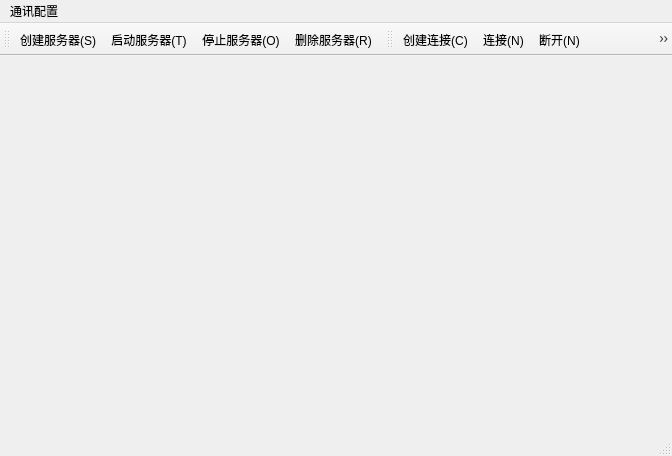
eveningwyn/Ethernet_SerialPort, file tcpipwindow.ui: the form before one commit.
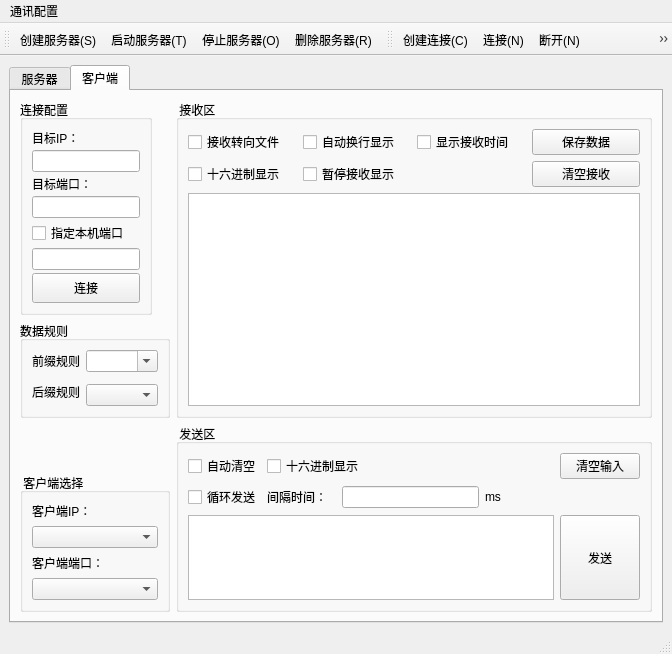
The form after the commit. Icons and pictures are not drawn.

What changed in the file:
```diff
--- a/tcpipwindow.ui
+++ b/tcpipwindow.ui
@@ -7,13 +7,304 @@
     <x>0</x>
     <y>0</y>
     <width>672</width>
-    <height>456</height>
+    <height>586</height>
    </rect>
   </property>
   <property name="windowTitle">
    <string>TCP/IP调试助手 (作者evening_wen)</string>
   </property>
-  <widget class="QWidget" name="mainCentralwidget"/>
+  <widget class="QWidget" name="mainCentralwidget">
+   <layout class="QGridLayout" name="gridLayout">
+    <item row="0" column="0">
+     <widget class="QTabWidget" name="tabWidget">
+      <property name="currentIndex">
+       <number>1</number>
+      </property>
+      <widget class="QWidget" name="tabServer">
+       <attribute name="title">
+        <string>服务器</string>
+       </attribute>
+      </widget>
+      <widget class="QWidget" name="tabClient">
+       <attribute name="title">
+        <string>客户端</string>
+       </attribute>
+       <layout class="QGridLayout" name="gridLayout_7">
+        <item row="0" column="1" rowspan="2">
+         <widget class="QGroupBox" name="groupBox_2">
+          <property name="title">
+           <string> 接收区</string>
+          </property>
+          <layout class="QGridLayout" name="gridLayout_4">
+           <item row="0" column="0">
+            <widget class="QCheckBox" name="checkBox_2">
+             <property name="text">
+              <string>接收转向文件</string>
+             </property>
+            </widget>
+           </item>
+           <item row="0" column="1">
+            <widget class="QCheckBox" name="checkBox_3">
+             <property name="text">
+              <string>自动换行显示</string>
+             </property>
+            </widget>
+           </item>
+           <item row="0" column="2">
+            <widget class="QCheckBox" name="checkBox_4">
+             <property name="text">
+              <string>显示接收时间</string>
+             </property>
+            </widget>
+           </item>
+           <item row="1" column="0">
+            <widget class="QCheckBox" name="checkBox_5">
+             <property name="text">
+              <string>十六进制显示</string>
+             </property>
+            </widget>
+           </item>
+           <item row="1" column="1">
+            <widget class="QCheckBox" name="checkBox_6">
+             <property name="text">
+              <string>暂停接收显示</string>
+             </property>
+            </widget>
+           </item>
+           <item row="1" column="3">
+            <widget class="QPushButton" name="pushButton_3">
+             <property name="text">
+              <string>清空接收</string>
+             </property>
+            </widget>
+           </item>
+           <item row="2" column="0" colspan="4">
+            <widget class="QTextBrowser" name="textBrowser"/>
+           </item>
+           <item row="0" column="3">
+            <widget class="QPushButton" name="pushButton_2">
+             <property name="text">
+              <string>保存数据</string>
+             </property>
+            </widget>
+           </item>
+          </layout>
+         </widget>
+        </item>
+        <item row="3" column="0">
+         <widget class="QGroupBox" name="groupBox_5">
+          <property name="title">
+           <string> 客户端选择</string>
+          </property>
+          <layout class="QGridLayout" name="gridLayout_6">
+           <item row="0" column="0">
+            <widget class="QLabel" name="label_7">
+             <property name="text">
+              <string>客户端IP：</string>
+             </property>
+            </widget>
+           </item>
+           <item row="1" column="0">
+            <widget class="QComboBox" name="comboBox_3"/>
+           </item>
+           <item row="2" column="0">
+            <widget class="QLabel" name="label_8">
+             <property name="text">
+              <string>客户端端口：</string>
+             </property>
+            </widget>
+           </item>
+           <item row="3" column="0">
+            <widget class="QComboBox" name="comboBox_4"/>
+           </item>
+          </layout>
+         </widget>
+        </item>
+        <item row="0" column="0">
+         <widget class="QGroupBox" name="groupBox">
+          <property name="sizePolicy">
+           <sizepolicy hsizetype="Fixed" vsizetype="Preferred">
+            <horstretch>0</horstretch>
+            <verstretch>0</verstretch>
+           </sizepolicy>
+          </property>
+          <property name="title">
+           <string>连接配置</string>
+          </property>
+          <layout class="QGridLayout" name="gridLayout_2">
+           <property name="horizontalSpacing">
+            <number>0</number>
+           </property>
+           <property name="verticalSpacing">
+            <number>3</number>
+           </property>
+           <item row="0" column="0">
+            <widget class="QLabel" name="label">
+             <property name="text">
+              <string>目标IP：</string>
+             </property>
+            </widget>
+           </item>
+           <item row="1" column="0">
+            <widget class="QLineEdit" name="lineEdit"/>
+           </item>
+           <item row="2" column="0">
+            <widget class="QLabel" name="label_2">
+             <property name="text">
+              <string>目标端口：</string>
+             </property>
+            </widget>
+           </item>
+           <item row="3" column="0">
+            <widget class="QLineEdit" name="lineEdit_2"/>
+           </item>
+           <item row="4" column="0">
+            <widget class="QCheckBox" name="checkBox">
+             <property name="text">
+              <string>指定本机端口</string>
+             </property>
+            </widget>
+           </item>
+           <item row="5" column="0">
+            <widget class="QLineEdit" name="lineEdit_3"/>
+           </item>
+           <item row="6" column="0">
+            <widget class="QPushButton" name="pushButton">
+             <property name="sizePolicy">
+              <sizepolicy hsizetype="Minimum" vsizetype="Fixed">
+               <horstretch>0</horstretch>
+               <verstretch>0</verstretch>
+              </sizepolicy>
+             </property>
+             <property name="minimumSize">
+              <size>
+               <width>0</width>
+               <height>30</height>
+              </size>
+             </property>
+             <property name="text">
+              <string>连接</string>
+             </property>
+            </widget>
+           </item>
+          </layout>
+         </widget>
+        </item>
+        <item row="1" column="0">
+         <widget class="QGroupBox" name="groupBox_4">
+          <property name="title">
+           <string>数据规则</string>
+          </property>
+          <layout class="QGridLayout" name="gridLayout_3">
+           <item row="0" column="0">
+            <widget class="QLabel" name="label_3">
+             <property name="text">
+              <string>前缀规则</string>
+             </property>
+            </widget>
+           </item>
+           <item row="2" column="1">
+            <widget class="QComboBox" name="comboBox_2"/>
+           </item>
+           <item row="0" column="1">
+            <widget class="QComboBox" name="comboBox">
+             <property name="editable">
+              <bool>true</bool>
+             </property>
+            </widget>
+           </item>
+           <item row="1" column="0" rowspan="2">
+            <widget class="QLabel" name="label_4">
+             <property name="text">
+              <string>后缀规则</string>
+             </property>
+            </widget>
+           </item>
+          </layout>
+         </widget>
+        </item>
+        <item row="2" column="1" rowspan="2">
+         <widget class="QGroupBox" name="groupBox_3">
+          <property name="title">
+           <string> 发送区</string>
+          </property>
+          <layout class="QGridLayout" name="gridLayout_5">
+           <item row="0" column="0">
+            <widget class="QCheckBox" name="checkBox_7">
+             <property name="text">
+              <string>自动清空</string>
+             </property>
+            </widget>
+           </item>
+           <item row="2" column="0" colspan="5">
+            <widget class="QTextEdit" name="textEdit"/>
+           </item>
+           <item row="1" column="2" colspan="2">
+            <widget class="QLineEdit" name="lineEdit_4"/>
+           </item>
+           <item row="1" column="0">
+            <widget class="QCheckBox" name="checkBox_9">
+             <property name="text">
+              <string>循环发送</string>
+             </property>
+            </widget>
+           </item>
+           <item row="1" column="1">
+            <widget class="QLabel" name="label_5">
+             <property name="text">
+              <string>间隔时间：</string>
+             </property>
+            </widget>
+           </item>
+           <item row="2" column="5">
+            <widget class="QPushButton" name="pushButton_4">
+             <property name="sizePolicy">
+              <sizepolicy hsizetype="Minimum" vsizetype="Minimum">
+               <horstretch>0</horstretch>
+               <verstretch>0</verstretch>
+              </sizepolicy>
+             </property>
+             <property name="minimumSize">
+              <size>
+               <width>0</width>
+               <height>83</height>
+              </size>
+             </property>
+             <property name="text">
+              <string>发送</string>
+             </property>
+            </widget>
+           </item>
+           <item row="1" column="4">
+            <widget class="QLabel" name="label_6">
+             <property name="text">
+              <string>ms</string>
+             </property>
+            </widget>
+           </item>
+           <item row="0" column="5">
+            <widget class="QPushButton" name="pushButton_5">
+             <property name="text">
+              <string>清空输入</string>
+             </property>
+            </widget>
+           </item>
+           <item row="0" column="1" colspan="4">
+            <widget class="QCheckBox" name="checkBox_8">
+             <property name="text">
+              <string>十六进制显示</string>
+             </property>
+            </widget>
+           </item>
+          </layout>
+         </widget>
+        </item>
+       </layout>
+      </widget>
+     </widget>
+    </item>
+   </layout>
+  </widget>
   <widget class="QMenuBar" name="mainMenubar">
    <property name="geometry">
     <rect>
```
